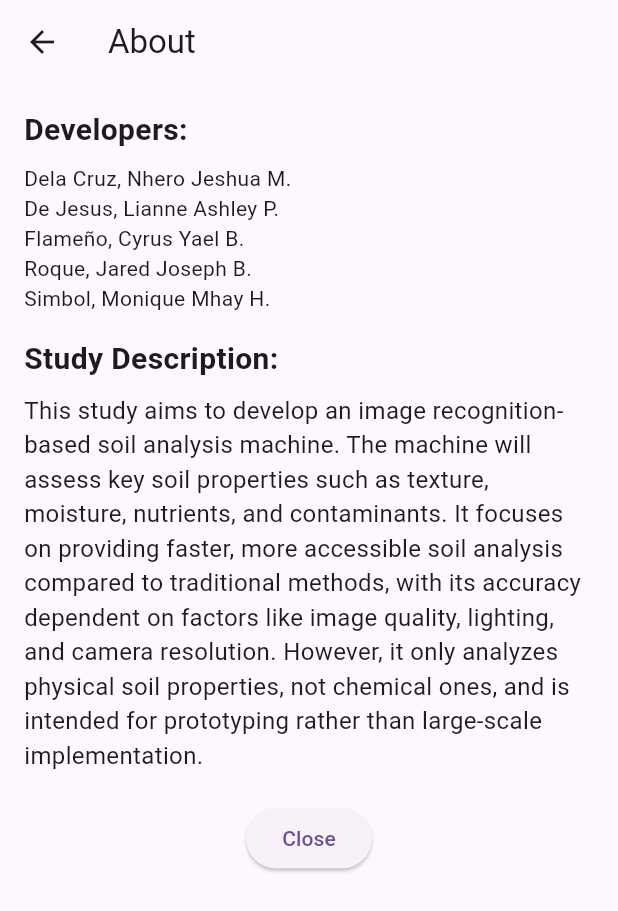
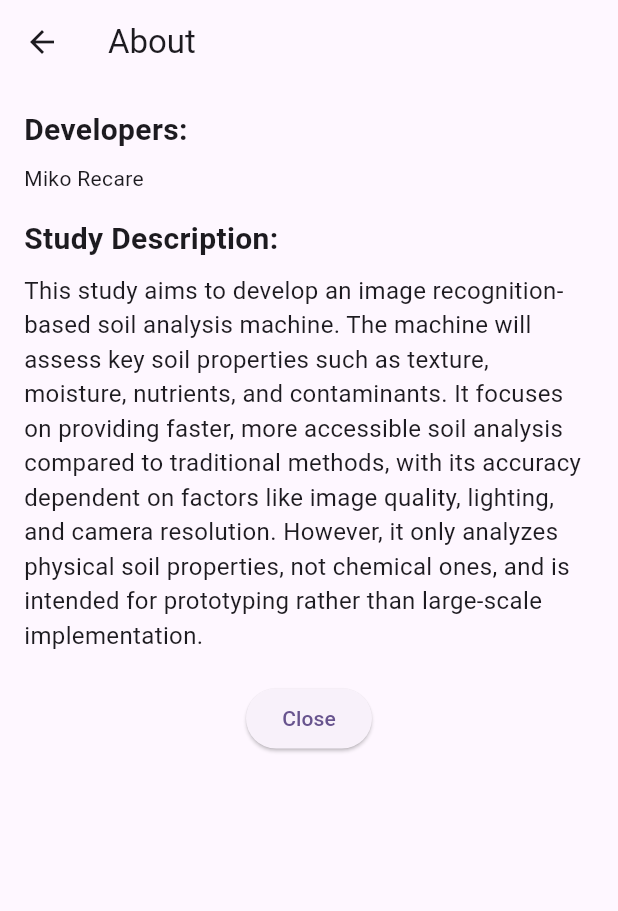
Before and after one commit to mikorecare/soil-image-analyzer, a Flutter app: the AboutWidget screen opened directly, on a phone screen of 412 x 824 dp. Shown: the top 911 px of the screen. Run offline on Flutter 3.47's test engine with Material 3 defaults, Android fonts, the phone set to English and light mode, and no system bars; our stand-ins replace camera, image_picker.

Commit message:
FEAT: Rename Developers upon selling to the clients

```diff
--- a/lib/about.dart
+++ b/lib/about.dart
@@ -17,11 +17,7 @@ class AboutWidget extends StatelessWidget {
               style: TextStyle(fontSize: 20, fontWeight: FontWeight.bold),
             ),
             const SizedBox(height: 8),
-            const Text('Dela Cruz, Nhero Jeshua M.'),
-            const Text('De Jesus, Lianne Ashley P.'),
-            const Text('Flameño, Cyrus Yael B.'),
-            const Text('Roque, Jared Joseph B.'),
-            const Text('Simbol, Monique Mhay H.'),
+            const Text('Miko Recare'),
             const SizedBox(height: 16),
             const Text(
               'Study Description:',
```
